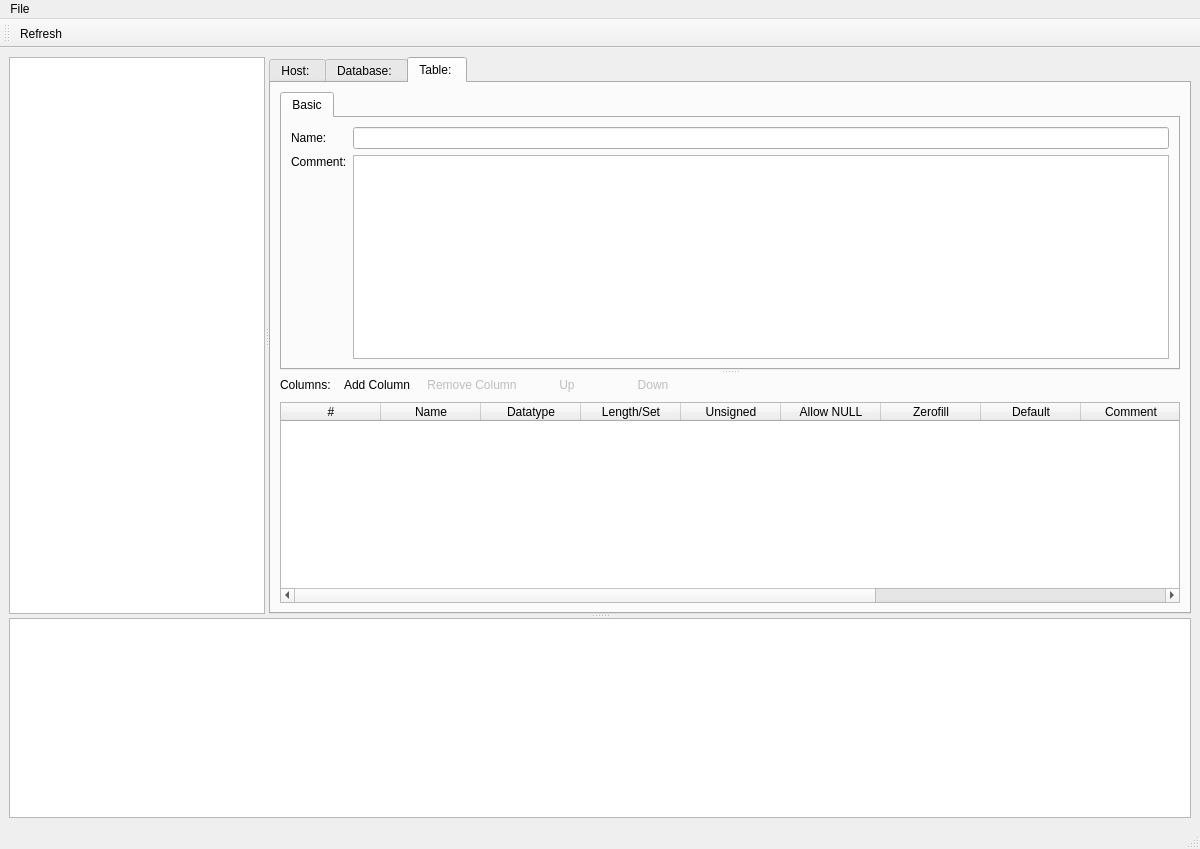
Old version of the form qtcreator_assets/pyHeidi/mainwindow.ui in the repository Fapiko/pyHeidi.
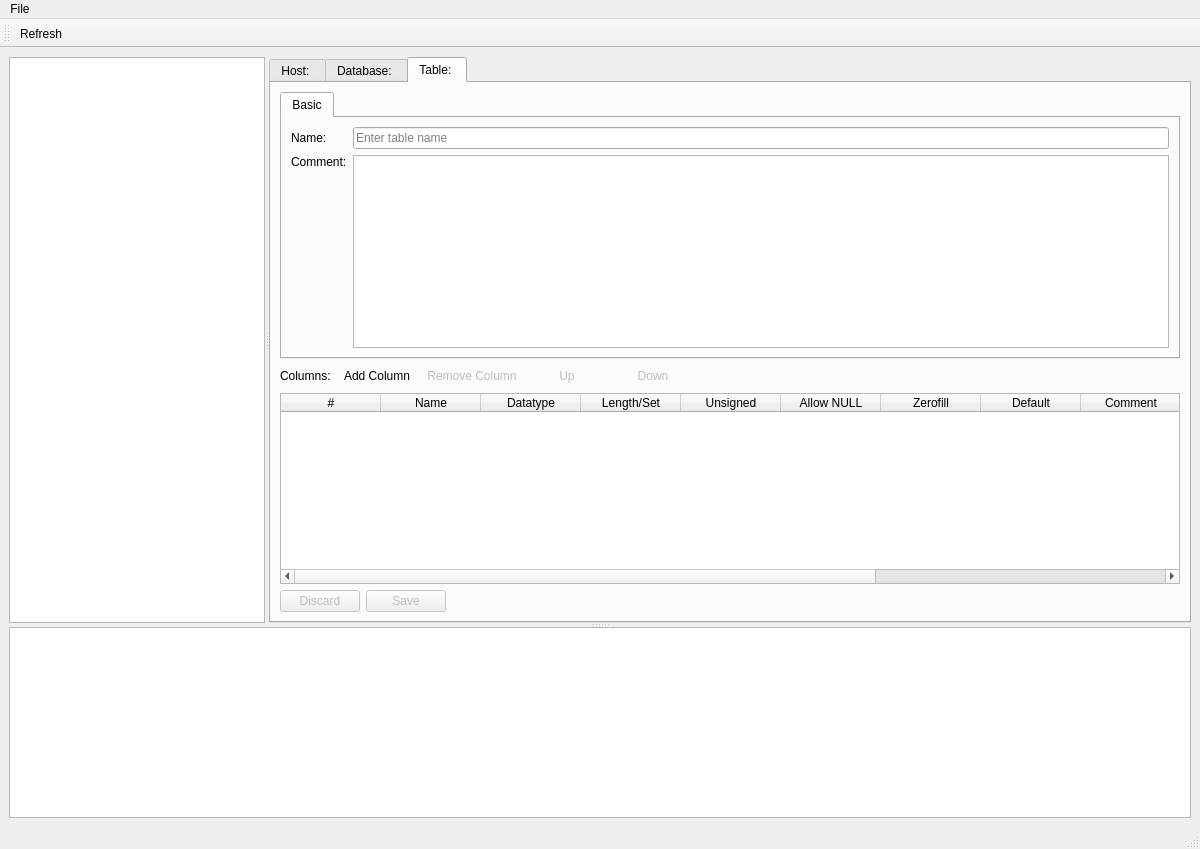
New version of the form. Icons and pictures are not drawn.

Commit message: Did some more work on the table info UI

Diff of the .ui file:
```diff
--- a/qtcreator_assets/pyHeidi/mainwindow.ui
+++ b/qtcreator_assets/pyHeidi/mainwindow.ui
@@ -343,15 +343,8 @@
          <attribute name="title">
           <string>Table: </string>
          </attribute>
-         <layout class="QHBoxLayout" name="horizontalLayout_4">
+         <layout class="QVBoxLayout" name="verticalLayout_5">
           <item>
-           <widget class="QSplitter" name="splitter_3">
-            <property name="orientation">
-             <enum>Qt::Vertical</enum>
-            </property>
-            <property name="childrenCollapsible">
-             <bool>false</bool>
-            </property>
             <widget class="QTabWidget" name="tableTabs">
              <property name="currentIndex">
               <number>0</number>
@@ -375,7 +368,11 @@
                   </widget>
                  </item>
                  <item row="0" column="1">
-                  <widget class="QLineEdit" name="tableName"/>
+                 <widget class="QLineEdit" name="tableName">
+                  <property name="placeholderText">
+                   <string>Enter table name</string>
+                  </property>
+                 </widget>
                  </item>
                  <item row="1" column="0">
                   <widget class="QLabel" name="label_3">
@@ -396,8 +393,7 @@
               <zorder></zorder>
              </widget>
             </widget>
-            <widget class="QWidget" name="layoutWidget">
-             <layout class="QVBoxLayout" name="verticalLayout_5">
+          </item>
               <item>
                <layout class="QHBoxLayout" name="_2">
                 <item>
@@ -560,9 +556,42 @@
                 </column>
                </widget>
               </item>
-             </layout>
-            </widget>
-           </widget>
+          <item>
+           <layout class="QHBoxLayout" name="horizontalLayout_2">
+            <item>
+             <widget class="QPushButton" name="discardTableButton">
+              <property name="enabled">
+               <bool>false</bool>
+              </property>
+              <property name="text">
+               <string>Discard</string>
+              </property>
+             </widget>
+            </item>
+            <item>
+             <widget class="QPushButton" name="saveTableButton">
+              <property name="enabled">
+               <bool>false</bool>
+              </property>
+              <property name="text">
+               <string>Save</string>
+              </property>
+             </widget>
+            </item>
+            <item>
+             <spacer name="horizontalSpacer_2">
+              <property name="orientation">
+               <enum>Qt::Horizontal</enum>
+              </property>
+              <property name="sizeHint" stdset="0">
+               <size>
+                <width>40</width>
+                <height>20</height>
+               </size>
+              </property>
+             </spacer>
+            </item>
+           </layout>
           </item>
          </layout>
         </widget>
```
Lines whose indentation alone changed are shown as unchanged. The commit also changes 6 other files.
